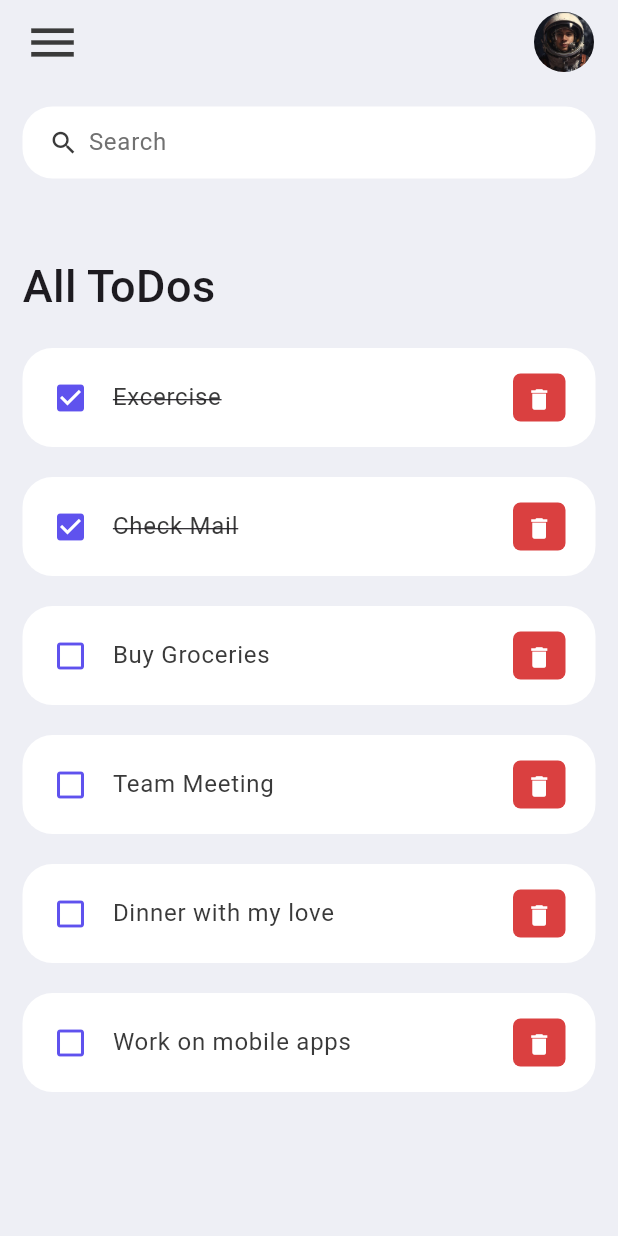
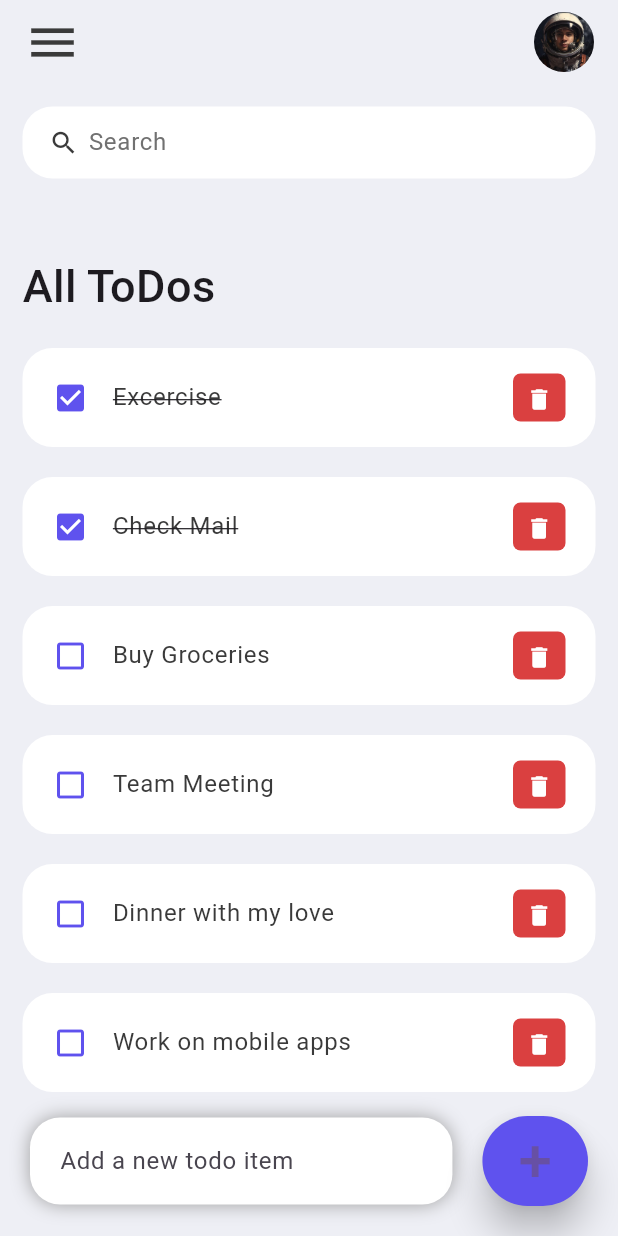
Before and after one commit to UlisesC12/todo_flutter_app, a Flutter app: the screen it shows after launch, on a phone screen of 412 x 824 dp. Run offline on Flutter 3.47's test engine with Material 3 defaults, Android fonts, the light colour scheme and no system bars.

Commit message:
Create add todo floating section

```diff
--- a/lib/screens/home.dart
+++ b/lib/screens/home.dart
@@ -1,4 +1,4 @@
-// ignore_for_file: prefer_const_constructors, prefer_const_literals_to_create_immutables, sized_box_for_whitespace
+// ignore_for_file: prefer_const_constructors, prefer_const_literals_to_create_immutables, sized_box_for_whitespace, sort_child_properties_last
 
 import 'package:flutter/material.dart';
 import 'package:todo_app/constants/colors.dart';
@@ -16,7 +16,9 @@ class Home extends StatelessWidget {
     return Scaffold(
       backgroundColor: tdBGColor,
       appBar: _buildAppBar(),
-      body: Container(
+      body: Stack(
+        children: [
+          Container(
             padding: EdgeInsets.symmetric(
               horizontal: 15,
               vertical: 15,
@@ -43,6 +45,68 @@ class Home extends StatelessWidget {
                 )
               ],
             ),
+          ),
+          Align(
+            alignment: Alignment.bottomCenter,
+            child: Row(
+              children: [
+                Expanded(
+                  child: Container(
+                    margin: EdgeInsets.only(
+                      bottom: 20,
+                      right: 20,
+                      left: 20,
+                    ),
+                    padding: EdgeInsets.symmetric(
+                      horizontal: 20,
+                      vertical: 5
+                    ),
+                    decoration: BoxDecoration(
+                      color: Colors.white,
+                      boxShadow: const [
+                        BoxShadow(
+                        color: Colors.grey,
+                        offset: Offset(0.0, 0.0),
+                        blurRadius: 10.0,
+                        spreadRadius: 0.0
+                      ),],
+                      borderRadius: BorderRadius.circular(20),
+                    ),
+                    child: TextField(
+                      decoration: InputDecoration(
+                        hintText: 'Add a new todo item',
+                        border: InputBorder.none,
+
+                      ),
+                    ),
+                  ),
+                ),
+                Container(
+                  margin: EdgeInsets.only(
+                    bottom: 20,
+                    right: 20,
+                  ),
+                  child: ElevatedButton(
+                    child: Text(
+                      '+',
+                      style: TextStyle(
+                        fontSize: 40,
+                      ),
+                    ),
+                    onPressed: () {
+
+                    },
+                    style: ElevatedButton.styleFrom(
+                      backgroundColor: tdBlue,
+                      minimumSize: Size(60, 60),
+                      elevation: 10,
+                    ),
+                  ),
+                )
+              ],
+            ),
+          )
+        ],
       ),
     );
   }
```
Lines whose indentation alone changed are shown as unchanged.
